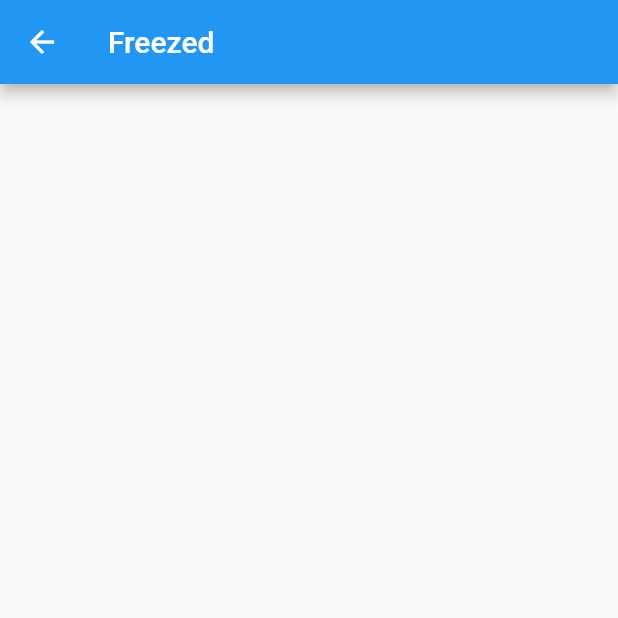
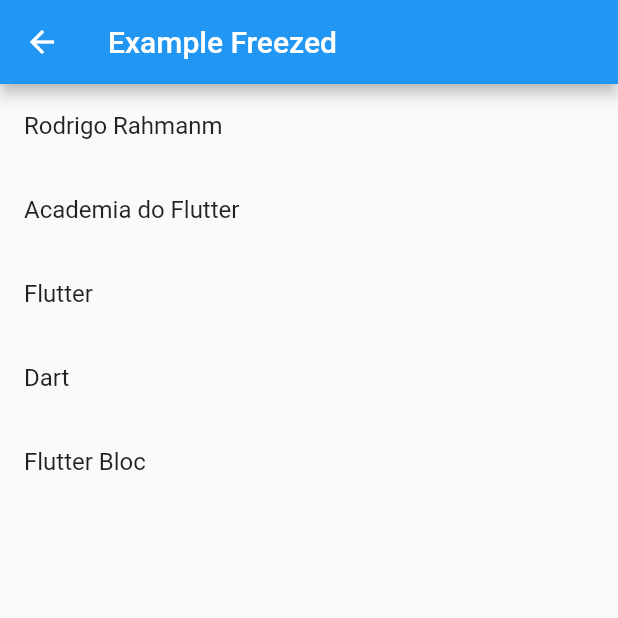
Before and after one commit to dariopmaciel/flutter_contact_bloc2, a Flutter app: the screen it shows after launch, after a tap on "Example Freezed", on a phone screen of 412 x 824 dp, the top half of it. Run offline on Flutter 3.47's test engine with Material 2 defaults, Android fonts, the phone set to English and light mode, and no system bars; our stand-ins replace flutter_bloc, freezed_annotation.

Commit message:
atz main, folders

```diff
--- a/lib/features/bloc_example/bloc_freezed_example.dart
+++ b/lib/features/bloc_example/bloc_freezed_example.dart
@@ -1,14 +1,41 @@
 import 'package:flutter/material.dart';
+import 'package:flutter_bloc/flutter_bloc.dart';
+import 'package:flutter_contact_bloc/features/bloc_example/bloc_freezed/example_freezed_bloc.dart';
 
 class BlocFreezedExample extends StatelessWidget {
+  const BlocFreezedExample({super.key});
 
-  const BlocFreezedExample({ super.key });
-
-   @override
-   Widget build(BuildContext context) {
-       return Scaffold(
-           appBar: AppBar(title: const Text('Freezed'),),
-           body: Container(),
-       );
+  @override
+  Widget build(BuildContext context) {
+    return Scaffold(
+      appBar: AppBar(
+        title: const Text('Example Freezed'),
+      ),
+      body: Column(children: [
+        BlocSelector<ExampleFreezedBloc, ExampleFreezedState, List<String>>(
+          selector: (state) {
+            return state.maybeWhen(
+              data: (names) => names,
+              orElse: () => <String>[],
+            );
+          },
+          builder: (_, names) {
+            return ListView.builder(
+              itemCount: names.length,
+              shrinkWrap: true,
+              itemBuilder: (context, index) {
+                final name = names[index];
+                return ListTile(
+                  onTap: () {
+                    //
+                  },
+                  title: Text(name),
+                );
+              },
+            );
+          },
+        ),
+      ]),
+    );
   }
 }
--- a/lib/main.dart
+++ b/lib/main.dart
@@ -2,6 +2,7 @@ import 'package:flutter/material.dart';
 import 'package:flutter_bloc/flutter_bloc.dart';
 import 'package:flutter_contact_bloc/features/bloc_example/bloc/example_bloc.dart';
 import 'package:flutter_contact_bloc/features/bloc_example/bloc_example.dart';
+import 'package:flutter_contact_bloc/features/bloc_example/bloc_freezed/example_freezed_bloc.dart';
 import 'package:flutter_contact_bloc/features/bloc_example/bloc_freezed_example.dart';
 import 'package:flutter_contact_bloc/home/home_page.dart';
 
@@ -29,10 +30,10 @@ class MyApp extends StatelessWidget {
               create: (_) => ExampleBloc()..add(ExampleFindNameEvent()),
               child: BlocExample(),
             ),
-        '/bloc/freezed/': (context) =>
-              // BlocProvider(create: (_) => ExampleBloc(), child: const
-              BlocFreezedExample(),
-            // ),
+        '/bloc/freezed/': (context) => BlocProvider(
+              create: (_) => ExampleFreezedBloc()..add(ExampleFreezedEvent.findNames()),
+              child: const BlocFreezedExample(),
+            ),
       },
     );
   }
```
Also changed, not shown: lib/features/bloc_example/bloc_freezed/example_freezed_bloc.dart (renamed from lib/features/bloc_freezed/example_freezed_bloc.dart), lib/features/bloc_example/bloc_freezed/example_freezed_bloc.freezed.dart (renamed from lib/features/bloc_freezed/example_freezed_bloc.freezed.dart), lib/features/bloc_example/bloc_freezed/example_freezed_event.dart (renamed from lib/features/bloc_freezed/example_freezed_event.dart), lib/features/bloc_example/bloc_freezed/example_freezed_state.dart (renamed from lib/features/bloc_freezed/example_freezed_state.dart).
